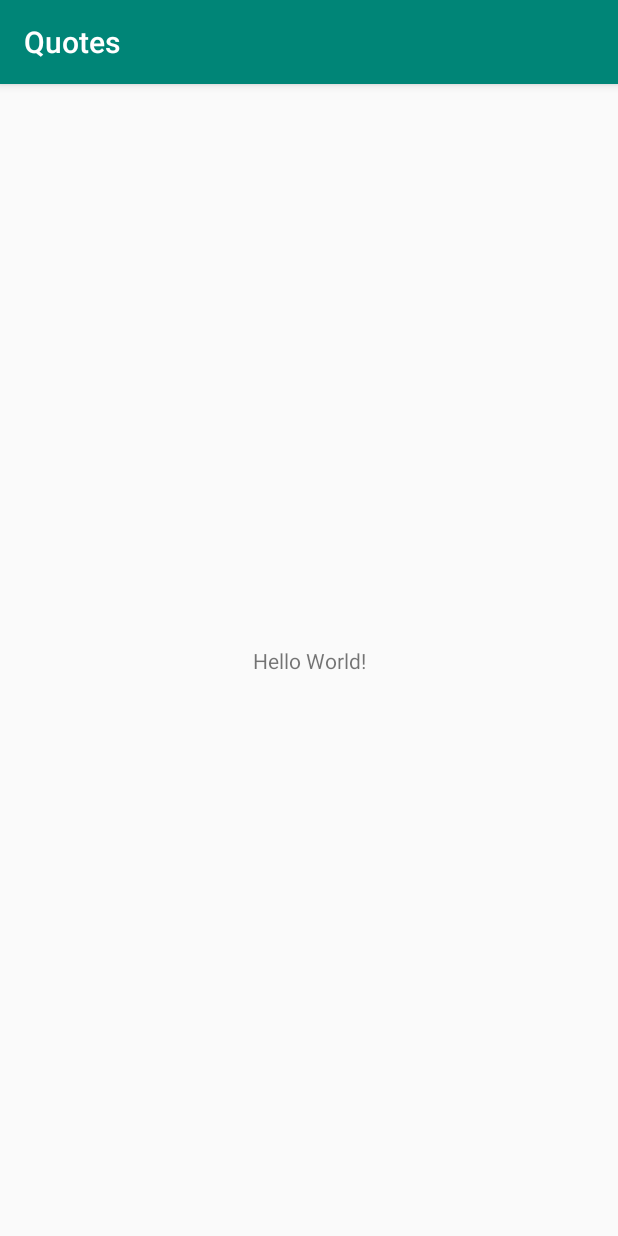
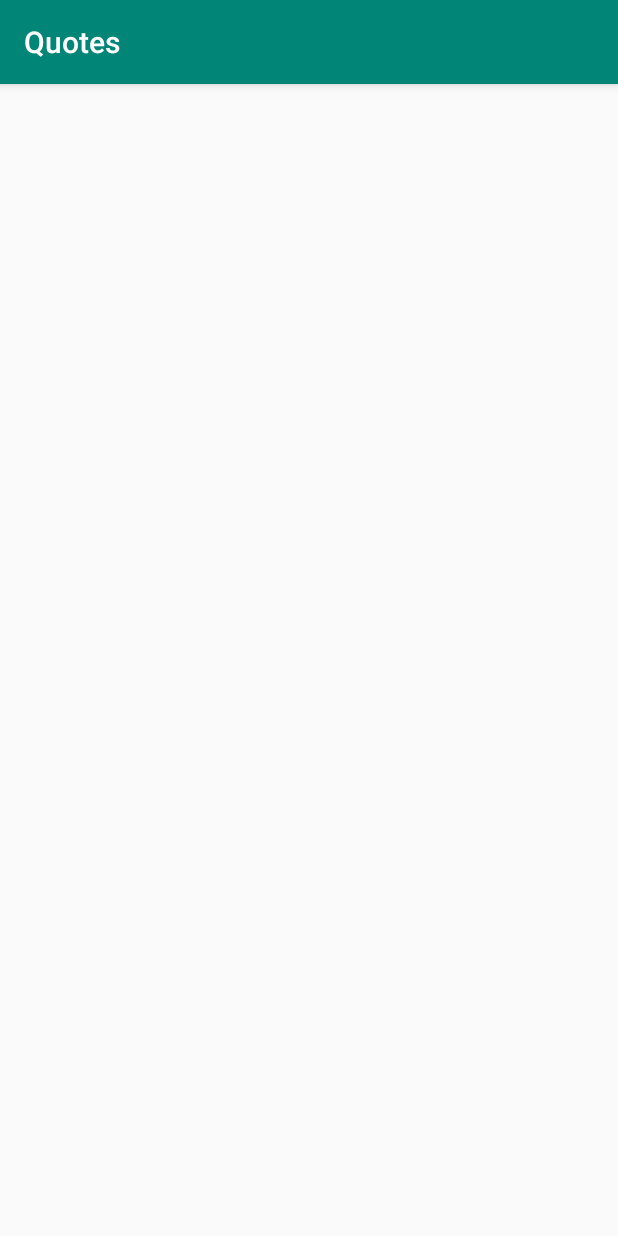
Before and after one commit to Apiyo4/Quotes, an Android app: the screen it shows after launch (MainActivity), on a phone screen of 412 x 824 dp. Run offline under Robolectric (Android 15) with nearby library versions, the phone set to English and light mode, and no system bars.

Commit message:
Remove constraints and change layout to relative layout

```diff
--- a/app/src/main/res/layout/activity_main.xml
+++ b/app/src/main/res/layout/activity_main.xml
@@ -1,18 +1,5 @@
 <?xml version="1.0" encoding="utf-8"?>
-<androidx.constraintlayout.widget.ConstraintLayout xmlns:android="http://schemas.android.com/apk/res/android"
-    xmlns:app="http://schemas.android.com/apk/res-auto"
-    xmlns:tools="http://schemas.android.com/tools"
-    android:layout_width="match_parent"
-    android:layout_height="match_parent"
-    tools:context=".MainActivity">
+<RelativeLayout xmlns:android="http://schemas.android.com/apk/res/android"
+    android:layout_width="match_parent" android:layout_height="match_parent">
 
-    <TextView
-        android:layout_width="wrap_content"
-        android:layout_height="wrap_content"
-        android:text="Hello World!"
-        app:layout_constraintBottom_toBottomOf="parent"
-        app:layout_constraintLeft_toLeftOf="parent"
-        app:layout_constraintRight_toRightOf="parent"
-        app:layout_constraintTop_toTopOf="parent" />
-
-</androidx.constraintlayout.widget.ConstraintLayout>
+</RelativeLayout>
```
